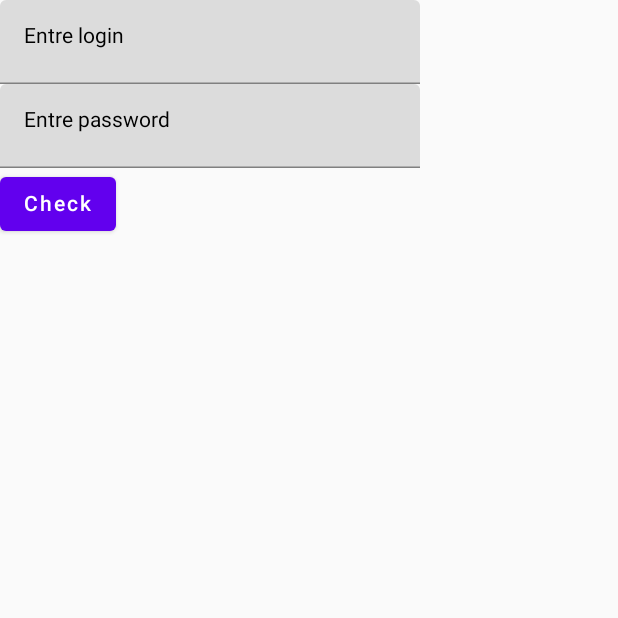
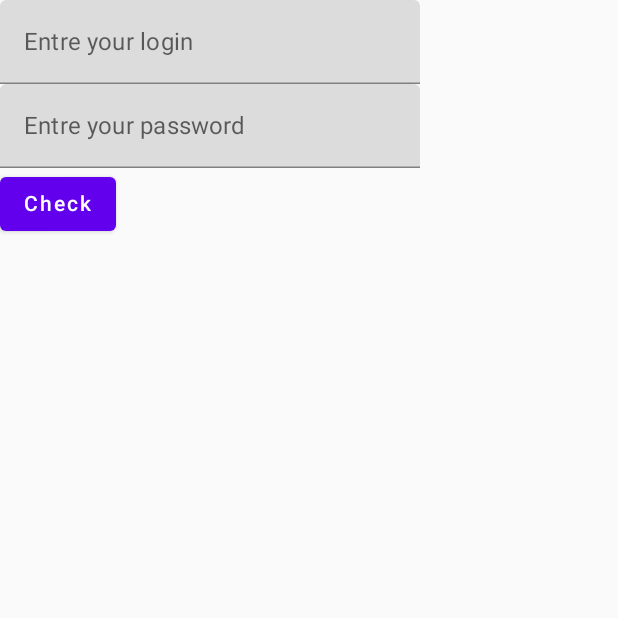
Before and after one commit to NikitaKurganovich/PAP, an Android app built with Jetpack Compose: the screen it shows after launch (MainActivity), on a phone screen of 412 x 824 dp, the top half of it. Run offline under Robolectric (Android 15) with nearby library versions, the phone set to English and light mode, and no system bars; our stand-ins replace Firebase (no records; nobody signed in at launch, a user with empty details on screens opened directly), Voyager.

Commit message:
Fixed need to reopen app to login or logout

```diff
--- a/app/src/main/java/com/example/papproject/MainActivity.kt
+++ b/app/src/main/java/com/example/papproject/MainActivity.kt
@@ -9,7 +9,7 @@ import androidx.compose.foundation.layout.padding
 import androidx.compose.material.BottomNavigation
 import androidx.compose.material.BottomNavigationItem
 import androidx.compose.material3.*
-import androidx.compose.runtime.Composable
+import androidx.compose.runtime.*
 import androidx.compose.ui.Modifier
 import cafe.adriel.voyager.navigator.Navigator
 import cafe.adriel.voyager.navigator.tab.CurrentTab
@@ -21,9 +21,8 @@ import com.example.papproject.tabs.HomeTab
 import com.example.papproject.tabs.ProfileTab
 import com.example.papproject.tabs.TestsTab
 import com.example.papproject.util.EnvironmentCheck
-import androidx.compose.runtime.mutableStateOf
-import androidx.compose.runtime.remember
 import com.google.firebase.Firebase
+import com.google.firebase.auth.FirebaseAuth
 import com.google.firebase.auth.auth
 
 @OptIn(ExperimentalMaterial3Api::class)
@@ -34,8 +33,17 @@ class MainActivity : ComponentActivity() {
         super.onCreate(savedInstanceState)
         setContent {
             val showDialog = remember { mutableStateOf(false) }
+            val auth = Firebase.auth
+            var user by remember { mutableStateOf(auth.currentUser)}
 
-            val user = Firebase.auth.currentUser
+            DisposableEffect(Unit) {
+                val listener = FirebaseAuth.AuthStateListener {
+                    user = it.currentUser
+                }
+                auth.addAuthStateListener(listener)
+                onDispose { auth.removeAuthStateListener(listener) }
+            }
+
             if(user != null){
                 Content()
             } else{
--- a/app/src/main/java/com/example/papproject/screens/ProfileScreen.kt
+++ b/app/src/main/java/com/example/papproject/screens/ProfileScreen.kt
@@ -23,6 +23,8 @@ import cafe.adriel.voyager.navigator.tab.LocalTabNavigator
 import com.example.papproject.R
 import com.example.papproject.tabs.HomeTab
 import com.example.papproject.tabs.TestsTab
+import com.google.firebase.auth.ktx.auth
+import com.google.firebase.ktx.Firebase
 
 class ProfileScreen : Screen {
     @Composable
@@ -80,6 +82,13 @@ class ProfileScreen : Screen {
                 ) {
                     Text("To home")
                 }
+                Button(
+                    onClick = {
+                        Firebase.auth.signOut()
+                    }
+                ){
+                    Text("Logout")
+                }
             }
         }
     }
--- a/app/src/main/java/com/example/papproject/screens/login/LoginScreen.kt
+++ b/app/src/main/java/com/example/papproject/screens/login/LoginScreen.kt
@@ -18,23 +18,24 @@ class LoginScreen: Screen {
     override fun Content() {
         val db = Firebase.firestore
         val auth = Firebase.auth
-        var loginText by remember { mutableStateOf("Entre login") }
-        var passwordText by remember { mutableStateOf("Entre password") }
-        var correctPassword = ""
+        var loginText by remember { mutableStateOf("") }
+        var passwordText by remember { mutableStateOf("") }
         var message by remember { mutableStateOf("") }
 
         Column{
             TextField(
-                loginText,
+                value = loginText,
                 onValueChange = {
                     loginText = it
-                }
+                },
+                placeholder = { Text(text = "Entre your login") }
             )
             TextField(
-                passwordText,
+                value = passwordText,
                 onValueChange = {
                     passwordText = it
-                }
+                },
+                placeholder = { Text(text = "Entre your password") }
             )
             Button(
                 onClick = {
```
